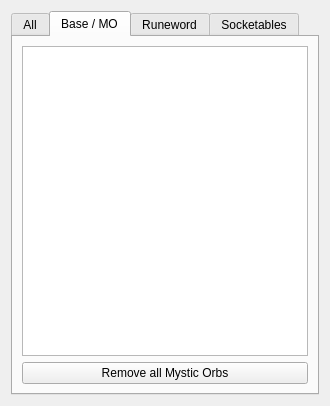
Before: the Qt Designer form propertiesviewerwidget.ui in kambala-decapitator/MedianXLOfflineTools, drawn with Qt 5.
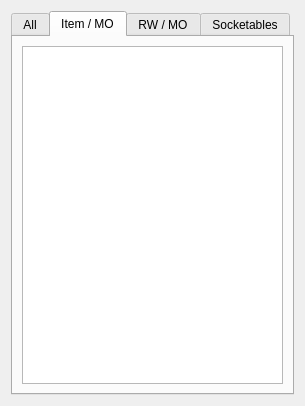
After: the same form once the commit is applied. The open tabs and pages were chosen to show the change.

Commit message: moved the Remove MO functionality from button to context menu; fixed removing of MOs from RW properties; separated display of RW and item MOs; moved UMO support to 0.3 in TODO; renamed tabs that display MOs; removed dc6con source.

Patch:
```diff
--- a/propertiesviewerwidget.ui
+++ b/propertiesviewerwidget.ui
@@ -6,7 +6,7 @@
    <rect>
     <x>0</x>
     <y>0</y>
-    <width>330</width>
+    <width>279</width>
     <height>406</height>
    </rect>
   </property>
@@ -47,7 +47,7 @@
      </widget>
      <widget class="QWidget" name="tabWidgetPage2">
       <attribute name="title">
-       <string>Base / MO</string>
+       <string>Item / MO</string>
       </attribute>
       <layout class="QVBoxLayout" name="verticalLayout">
        <item>
@@ -60,18 +60,11 @@
          </property>
         </widget>
        </item>
-       <item>
-        <widget class="QPushButton" name="removeAllMysticOrbsPushButton">
-         <property name="text">
-          <string>Remove all Mystic Orbs</string>
-         </property>
-        </widget>
-       </item>
       </layout>
      </widget>
      <widget class="QWidget" name="tabWidgetPage3">
       <attribute name="title">
-       <string>Runeword</string>
+       <string>RW / MO</string>
       </attribute>
       <layout class="QHBoxLayout" name="horizontalLayout_4">
        <item>
```
Left out of the diff: 6 changed lines with no effect on the pictures. The commit also changes 12 other files.
